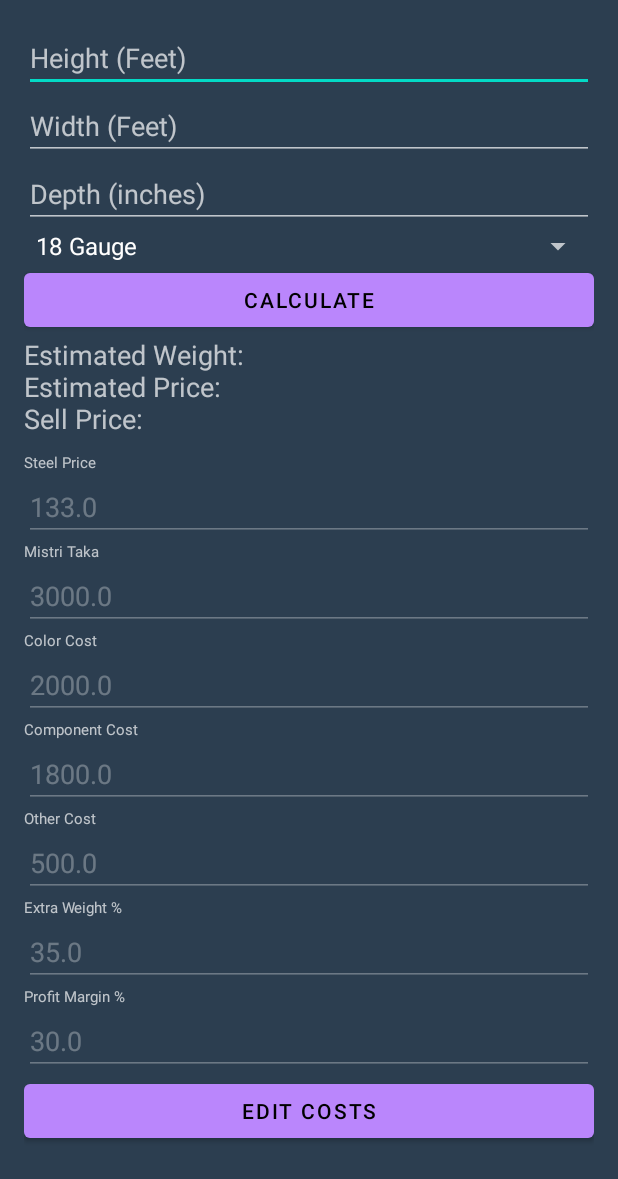
After one commit to tanim494/Tool-Bank, an Android app: the SteelWeight screen opened directly, with no data from a screen before it, on a phone screen of 412 x 824 dp. The commit adds this screen. Shown: the top 1179 px of the screen. Run offline under Robolectric (Android 15) with nearby library versions, the phone set to English and light mode, and no system bars; Roboto replaces fonts that are not available here.

Commit message:
Weight Calculator(For Myself)

```diff
--- a/app/src/main/AndroidManifest.xml
+++ b/app/src/main/AndroidManifest.xml
@@ -43,6 +43,9 @@
         <activity
             android:name=".StopWatch"
             android:exported="false" />
+
+        <activity android:name=".SteelWeight" />
+
         <activity
             android:name=".Mirror"
             android:exported="false" />
--- a/app/src/main/java/com/tanim/toolbank/MainActivity.java
+++ b/app/src/main/java/com/tanim/toolbank/MainActivity.java
@@ -109,6 +109,7 @@ public class MainActivity extends AppCompatActivity {
         tools.add(new ToolModel("BMI", R.drawable.ic_bmi));
         tools.add(new ToolModel("Salat Times", R.drawable.ic_salat));
         tools.add(new ToolModel("Compass", R.drawable.ic_compass));
+        tools.add(new ToolModel("Steel Weight", R.drawable.ic_compass));
         // Add more tools as needed
         return tools;
     }
--- /dev/null
+++ b/app/src/main/java/com/tanim/toolbank/SteelWeight.java
@@ -0,0 +1,181 @@
+package com.tanim.toolbank;
+
+import android.os.Bundle;
+import android.view.View;
+import android.widget.Button;
+import android.widget.EditText;
+import android.widget.LinearLayout;
+import android.widget.Spinner;
+import android.widget.TextView;
+import android.widget.ArrayAdapter;
+
+import androidx.appcompat.app.AppCompatActivity;
+
+public class SteelWeight extends AppCompatActivity {
+
+    private EditText heightInput, widthInput, depthInput;
+    private Spinner gaugeSpinner;
+    private Button calculateBtn, editBtn;
+    private TextView resultText;
+    private EditText steelPriceInput, laborCostInput, colorCostInput, componentCostInput, otherCostInput, extraWeightInput, profitInput; // Added new fields
+    private LinearLayout editLayout; // Layout for editable costs
+    private boolean isEditMode = false; // Flag to track whether we are in edit mode
+
+    // Default values for costs (modifiable via SharedPreferences)
+    double steelPrice = 133, laborCost = 3000, colorCost = 2000, componentCost = 1800, otherCost = 500, extraWeight = 35, profitMargin = 30; // Initialize with default values
+    // Gauge weight per square foot (in kg)
+    private final double[] gaugeWeights = {0.89, 0.687, 0.56, 0.446}; // 18, 20, 22, 24 gauges
+
+    @Override
+    protected void onCreate(Bundle savedInstanceState) {
+        super.onCreate(savedInstanceState);
+        setContentView(R.layout.activity_steel_weight);
+
+        // Initialize views
+        heightInput = findViewById(R.id.heightInput);
+        widthInput = findViewById(R.id.widthInput);
+        depthInput = findViewById(R.id.depthInput);
+        gaugeSpinner = findViewById(R.id.gaugeSpinner);
+        calculateBtn = findViewById(R.id.calculateBtn);
+        resultText = findViewById(R.id.resultText);
+
+        // Initialize the edit layout and buttons
+        editLayout = findViewById(R.id.editLayout);
+
+        steelPriceInput = findViewById(R.id.steelPriceInput);
+        laborCostInput = findViewById(R.id.laborCostInput);
+        colorCostInput = findViewById(R.id.colorCostInput);
+        componentCostInput = findViewById(R.id.componentCostInput);
+        otherCostInput = findViewById(R.id.otherCostInput);
+        extraWeightInput = findViewById(R.id.extraWeightInput); // New input field
+        profitInput = findViewById(R.id.profitInput); // New input field
+
+        editBtn = findViewById(R.id.editBtn);
+
+        // Set the input fields with the saved or default cost values
+        steelPriceInput.setText(String.valueOf(steelPrice));
+        laborCostInput.setText(String.valueOf(laborCost));
+        colorCostInput.setText(String.valueOf(colorCost));
+        componentCostInput.setText(String.valueOf(componentCost));
+        otherCostInput.setText(String.valueOf(otherCost));
+        extraWeightInput.setText(String.valueOf(extraWeight)); // Set default value
+        profitInput.setText(String.valueOf(profitMargin)); // Set default value
+
+        // Make cost input fields non-editable initially
+        steelPriceInput.setEnabled(false);
+        laborCostInput.setEnabled(false);
+        colorCostInput.setEnabled(false);
+        componentCostInput.setEnabled(false);
+        otherCostInput.setEnabled(false);
+        extraWeightInput.setEnabled(false); // Make non-editable initially
+        profitInput.setEnabled(false); // Make non-editable initially
+
+        // Set up the spinner for gauge selection
+        ArrayAdapter<CharSequence> adapter = ArrayAdapter.createFromResource(
+                this, R.array.gauge_array, android.R.layout.simple_spinner_item);
+        adapter.setDropDownViewResource(android.R.layout.simple_spinner_dropdown_item);
+        gaugeSpinner.setAdapter(adapter);
+
+        // Calculate button to compute the weight and cost
+        calculateBtn.setOnClickListener(new View.OnClickListener() {
+            @Override
+            public void onClick(View v) {
+                double height = Double.parseDouble(heightInput.getText().toString());
+                double width = Double.parseDouble(widthInput.getText().toString());
+                double depth = Double.parseDouble(depthInput.getText().toString());
+
+                int selectedGauge = gaugeSpinner.getSelectedItemPosition();
+
+                int weight = (int) calculateWeight(height, width, depth, selectedGauge);
+                int manufacturingCost = (int) calculateManufacturingCost(weight);
+                int profitPrice = (int) calculateProfitPrice(manufacturingCost);
+
+                resultText.setText("Estimated Weight: " + weight + " Kg\n" +
+                        "Manufacturing Cost: " + manufacturingCost + " BDT\n" +
+                        "Sell Price: " + profitPrice + " BDT");
+            }
+        });
+
+        // Edit button to allow editing of cost fields
+        // Inside onCreate method, modify the edit button logic
+        editBtn.setOnClickListener(new View.OnClickListener() {
+            @Override
+            public void onClick(View v) {
+                if (isEditMode) {
+                    // If in edit mode, switch to view mode
+                    isEditMode = false;
+
+                    // Make the cost fields non-editable again
+                    steelPriceInput.setEnabled(false);
+                    laborCostInput.setEnabled(false);
+                    colorCostInput.setEnabled(false);
+                    componentCostInput.setEnabled(false);
+                    otherCostInput.setEnabled(false);
+                    extraWeightInput.setEnabled(false);
+                    profitInput.setEnabled(false);
+
+                    // Change the button text back to "Edit Costs"
+                    editBtn.setText("Edit Costs");
+                } else {
+                    // If not in edit mode, switch to edit mode
+                    isEditMode = true;
+
+                    // Make the cost fields editable
+                    steelPriceInput.setEnabled(true);
+                    laborCostInput.setEnabled(true);
+                    colorCostInput.setEnabled(true);
+                    componentCostInput.setEnabled(true);
+                    otherCostInput.setEnabled(true);
+                    extraWeightInput.setEnabled(true);
+                    profitInput.setEnabled(true);
+
+                    // Change the button text to "Done"
+                    editBtn.setText("Done");
+                }
+            }
+        });
+
+
+        // Done button to save new values and exit edit mode
+    }
+
+    private void saveCosts() {
+        // Retrieve and store updated costs from the EditText fields
+        try {
+            steelPrice = Double.parseDouble(steelPriceInput.getText().toString());
+            laborCost = Double.parseDouble(laborCostInput.getText().toString());
+            colorCost = Double.parseDouble(colorCostInput.getText().toString());
+            componentCost = Double.parseDouble(componentCostInput.getText().toString());
+            otherCost = Double.parseDouble(otherCostInput.getText().toString());
+            extraWeight = Double.parseDouble(extraWeightInput.getText().toString());
+            profitMargin = Double.parseDouble(profitInput.getText().toString());
+        } catch (NumberFormatException e) {
+            // In case of invalid input, use default values
+            steelPrice = 133;
+            laborCost = 3000;
+            colorCost = 2000;
+            componentCost = 1800;
+            otherCost = 500;
+            extraWeight = 35;
+            profitMargin = 30;
+        }
+    }
+
+    private double calculateWeight(double height, double width, double depth, int gaugeIndex) {
+        double fontBack = 2 * (height * width);
+        double twoSide = 2 * (height * (depth / 12));
+        double topBottom = 2 * (width * (depth / 12));
+
+        double totalArea = fontBack + twoSide + topBottom;
+
+        return totalArea * gaugeWeights[gaugeIndex] * (1 + extraWeight / 100); // Adjusted for extra weight percentage
+    }
+
+    private double calculateManufacturingCost(double weight) {
+        return (steelPrice * weight) + laborCost + colorCost + componentCost + otherCost;
+    }
+
+    private double calculateProfitPrice(double manufacturingCost) {
+        return manufacturingCost * (1 + profitMargin / 100);
+    }
+}
--- a/app/src/main/java/com/tanim/toolbank/ToolsAdapter.java
+++ b/app/src/main/java/com/tanim/toolbank/ToolsAdapter.java
@@ -72,6 +72,10 @@ public class ToolsAdapter extends RecyclerView.Adapter<ToolsAdapter.ToolViewHold
                 Intent in6 = new Intent(context, Compass.class);
                 context.startActivity(in6);
                 break;
+            case "Steel Weight":
+                Intent in7 = new Intent(context, SteelWeight.class);
+                context.startActivity(in7);
+                break;
         }
     }
 
--- /dev/null
+++ b/app/src/main/res/layout/activity_steel_weight.xml
@@ -0,0 +1,159 @@
+<LinearLayout xmlns:android="http://schemas.android.com/apk/res/android"
+    android:layout_width="match_parent"
+    android:layout_height="match_parent"
+    android:orientation="vertical"
+    android:background="#2c3e50"
+    android:padding="16dp">
+
+    <!-- Height, Width, and Depth Inputs (for calculation) -->
+    <EditText
+        android:id="@+id/heightInput"
+        android:layout_width="match_parent"
+        android:layout_height="wrap_content"
+        android:hint="Height (Feet)"
+        android:inputType="numberDecimal" />
+
+    <EditText
+        android:id="@+id/widthInput"
+        android:layout_width="match_parent"
+        android:layout_height="wrap_content"
+        android:hint="Width (Feet)"
+        android:inputType="numberDecimal" />
+
+    <EditText
+        android:id="@+id/depthInput"
+        android:layout_width="match_parent"
+        android:layout_height="wrap_content"
+        android:hint="Depth (inches)"
+        android:inputType="numberDecimal" />
+
+    <!-- Gauge Spinner -->
+    <Spinner
+        android:id="@+id/gaugeSpinner"
+        android:layout_width="match_parent"
+        android:layout_height="wrap_content" />
+
+    <!-- Calculate Button -->
+    <Button
+        android:id="@+id/calculateBtn"
+        android:layout_width="match_parent"
+        android:layout_height="wrap_content"
+        android:text="Calculate" />
+
+    <!-- Result Text -->
+    <TextView
+        android:id="@+id/resultText"
+        android:layout_width="match_parent"
+        android:layout_height="wrap_content"
+        android:text="Estimated Weight: \nEstimated Price: \nSell Price: "
+        android:textSize="18sp" />
+
+    <!-- Edit Costs Layout (always shown) -->
+    <LinearLayout
+        android:id="@+id/editLayout"
+        android:layout_marginTop="10dp"
+        android:layout_width="match_parent"
+        android:layout_height="wrap_content"
+        android:orientation="vertical">
+
+        <TextView
+            android:layout_width="match_parent"
+            android:layout_height="wrap_content"
+            android:text="Steel Price"
+            android:textSize="10sp" />
+        <EditText
+            android:id="@+id/steelPriceInput"
+            android:layout_width="match_parent"
+            android:layout_height="wrap_content"
+            android:inputType="numberDecimal"
+            android:text="133"
+            android:enabled="false" />
+
+        <TextView
+            android:layout_width="match_parent"
+            android:layout_height="wrap_content"
+            android:text="Mistri Taka"
+            android:textSize="10sp" />
+        <EditText
+            android:id="@+id/laborCostInput"
+            android:layout_width="match_parent"
+            android:layout_height="wrap_content"
+            android:inputType="numberDecimal"
+            android:text="3000"
+            android:enabled="false" />
+
+        <TextView
+            android:layout_width="match_parent"
+            android:layout_height="wrap_content"
+            android:text="Color Cost"
+            android:textSize="10sp" />
+        <EditText
+            android:id="@+id/colorCostInput"
+            android:layout_width="match_parent"
+            android:layout_height="wrap_content"
+            android:inputType="numberDecimal"
+            android:text="2000"
+            android:enabled="false" />
+
+        <TextView
+            android:layout_width="match_parent"
+            android:layout_height="wrap_content"
+            android:text="Component Cost"
+            android:textSize="10sp" />
+        <EditText
+            android:id="@+id/componentCostInput"
+            android:layout_width="match_parent"
+            android:layout_height="wrap_content"
+            android:inputType="numberDecimal"
+            android:text="1800"
+            android:enabled="false" />
+
+        <TextView
+            android:layout_width="match_parent"
+            android:layout_height="wrap_content"
+            android:text="Other Cost"
+            android:textSize="10sp" />
+        <EditText
+            android:id="@+id/otherCostInput"
+            android:layout_width="match_parent"
+            android:layout_height="wrap_content"
+            android:inputType="numberDecimal"
+            android:text="500"
+            android:enabled="false" />
+
+        <TextView
+            android:layout_width="match_parent"
+            android:layout_height="wrap_content"
+            android:text="Extra Weight %"
+            android:textSize="10sp" />
+        <EditText
+            android:id="@+id/extraWeightInput"
+            android:layout_width="match_parent"
+            android:layout_height="wrap_content"
+            android:inputType="numberDecimal"
+            android:text="35"
+            android:enabled="false" />
+
+        <TextView
+            android:layout_width="match_parent"
+            android:layout_height="wrap_content"
+            android:text="Profit Margin %"
+            android:textSize="10sp" />
+        <EditText
+            android:id="@+id/profitInput"
+            android:layout_width="match_parent"
+            android:layout_height="wrap_content"
+            android:inputType="numberDecimal"
+            android:text="30"
+            android:enabled="false" />
+    </LinearLayout>
+
+    <!-- Edit and Done Buttons -->
+    <Button
+        android:id="@+id/editBtn"
+        android:layout_width="match_parent"
+        android:layout_height="wrap_content"
+        android:text="Edit Costs" />
+
+
+</LinearLayout>
--- a/app/src/main/res/values/strings.xml
+++ b/app/src/main/res/values/strings.xml
@@ -93,4 +93,11 @@
     <string name="degree_270_text" translatable="false">270</string>
     <string name="degree_300_text" translatable="false">300</string>
     <string name="degree_330_text" translatable="false">330</string>
+
+    <string-array name="gauge_array">
+        <item>18 Gauge</item>
+        <item>20 Gauge</item>
+        <item>22 Gauge</item>
+        <item>24 Gauge</item>
+    </string-array>
 </resources>
--- a/build.gradle.kts
+++ b/build.gradle.kts
@@ -1,4 +1,4 @@
 // Top-level build file where you can add configuration options common to all sub-projects/modules.
 plugins {
-    id("com.android.application") version "8.2.0" apply false
+    id("com.android.application") version "8.8.0" apply false
 }
```
Also changed, not shown: gradle/wrapper/gradle-wrapper.properties, 1 other file.
